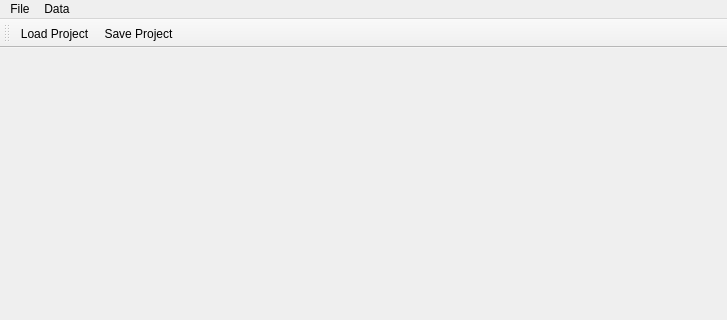
This is src/Applications/BrickMoneyDesktop/src/MainWindow.ui in tlaemmlein/BrickMoney as Qt 5 draws it before an edit; both pictures show x 0 to 727 and y 0 to 320 of the 727 by 540 pixel window. The edited form follows.
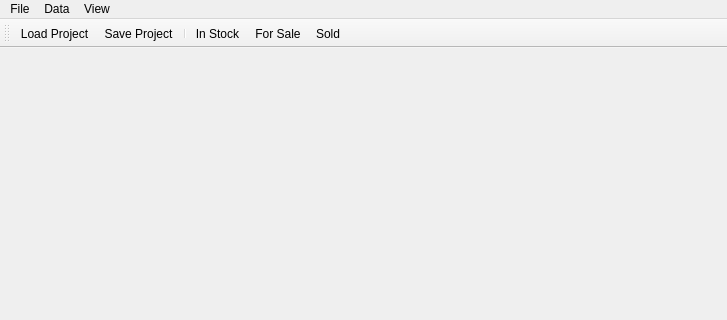
This is the edited form. Icons and pictures are not drawn.

Commit message: The docking windows can be open via "In Stock", "For Sale" and "Sold" actions.

Patch:
```diff
--- a/src/Applications/BrickMoneyDesktop/src/MainWindow.ui
+++ b/src/Applications/BrickMoneyDesktop/src/MainWindow.ui
@@ -39,8 +39,17 @@
     </property>
     <addaction name="actionImport"/>
    </widget>
+   <widget class="QMenu" name="menuView">
+    <property name="title">
+     <string>View</string>
+    </property>
+    <addaction name="actionIn_Stock"/>
+    <addaction name="actionFor_Sale"/>
+    <addaction name="actionSold"/>
+   </widget>
    <addaction name="menuFile"/>
    <addaction name="menuData"/>
+   <addaction name="menuView"/>
   </widget>
   <widget class="QStatusBar" name="statusbar"/>
   <widget class="QToolBar" name="toolBar">
@@ -55,6 +64,10 @@
    </attribute>
    <addaction name="actionLoad_Project"/>
    <addaction name="actionSave_Project"/>
+   <addaction name="separator"/>
+   <addaction name="actionIn_Stock"/>
+   <addaction name="actionFor_Sale"/>
+   <addaction name="actionSold"/>
   </widget>
   <action name="actionLoad_Project">
    <property name="icon">
@@ -95,6 +108,33 @@
     <string>Import...</string>
    </property>
   </action>
+  <action name="actionIn_Stock">
+   <property name="icon">
+    <iconset resource="../images/Images.qrc">
+     <normaloff>:/images/inStock.svg</normaloff>:/images/inStock.svg</iconset>
+   </property>
+   <property name="text">
+    <string>In Stock</string>
+   </property>
+  </action>
+  <action name="actionFor_Sale">
+   <property name="icon">
+    <iconset resource="../images/Images.qrc">
+     <normaloff>:/images/forSale.svg</normaloff>:/images/forSale.svg</iconset>
+   </property>
+   <property name="text">
+    <string>For Sale</string>
+   </property>
+  </action>
+  <action name="actionSold">
+   <property name="icon">
+    <iconset resource="../images/Images.qrc">
+     <normaloff>:/images/sold.svg</normaloff>:/images/sold.svg</iconset>
+   </property>
+   <property name="text">
+    <string>Sold</string>
+   </property>
+  </action>
  </widget>
  <resources>
   <include location="../../BrickMoney/images/Images.qrc"/>
```
Left out of the diff: 1 changed line with no effect on the pictures. The commit also changes 6 other files.
